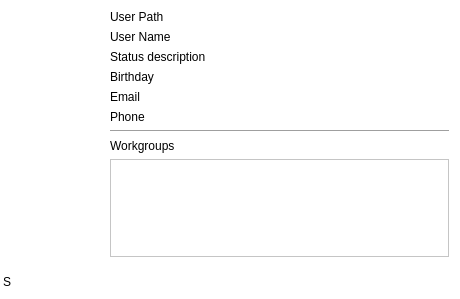
Before: the Qt Designer form src/desktop/GuiVCard.ui in Stkai/BeeBEEP, drawn with Qt 5.
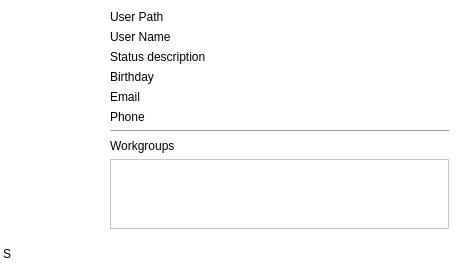
After: the same form once the commit is applied. Icons and pictures are not drawn.

Patch:
```diff
--- a/src/desktop/GuiVCard.ui
+++ b/src/desktop/GuiVCard.ui
@@ -7,7 +7,7 @@
     <x>0</x>
     <y>0</y>
     <width>460</width>
-    <height>299</height>
+    <height>265</height>
    </rect>
   </property>
   <property name="minimumSize">
@@ -412,6 +412,12 @@
       </item>
       <item>
        <widget class="QPlainTextEdit" name="mp_teInfo">
+        <property name="maximumSize">
+         <size>
+          <width>16777215</width>
+          <height>90</height>
+         </size>
+        </property>
         <property name="frameShape">
          <enum>QFrame::StyledPanel</enum>
         </property>
```
